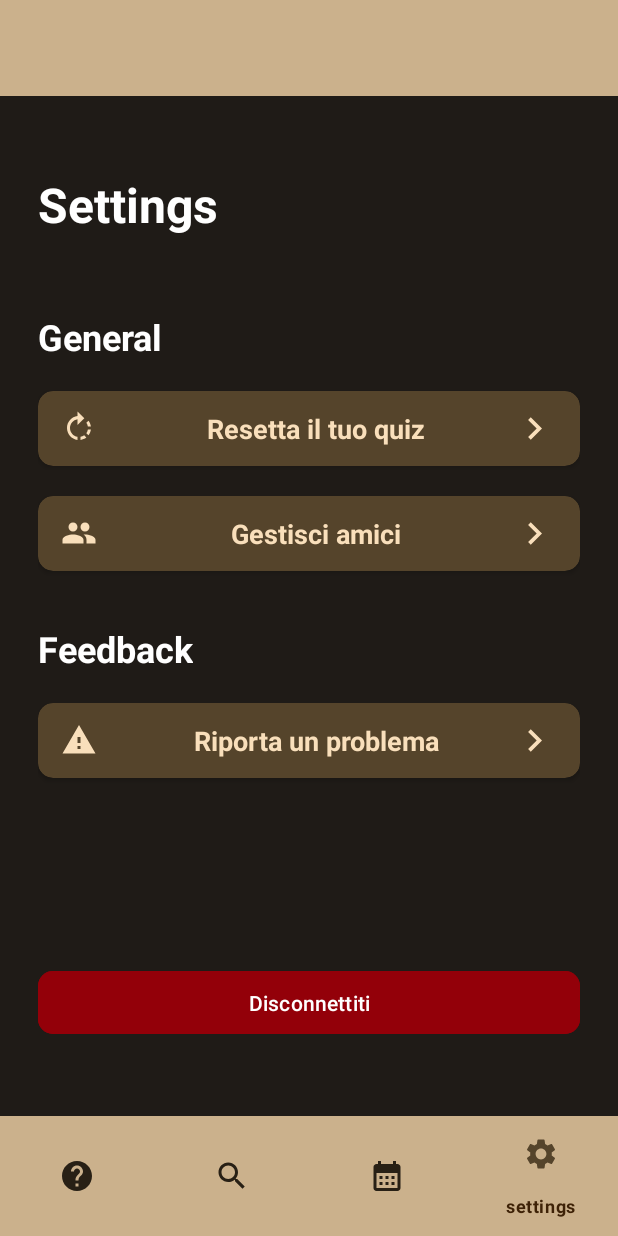
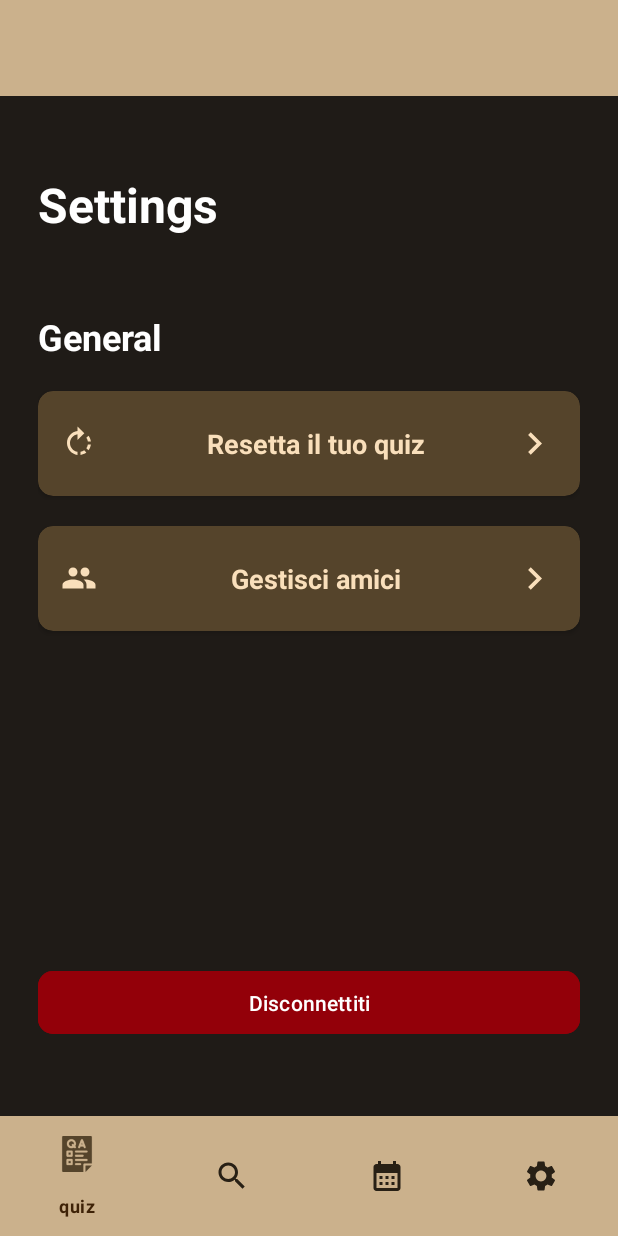
Before and after one commit to Riccumeni/PaveseHunt, an Android app: the SettingsFragment screen opened through its navigation route, on a phone screen of 412 x 824 dp. Run offline under Robolectric (Android 15) with nearby library versions, the phone set to English and light mode, and no system bars; our stand-ins replace navigation-ui; libraries missing offline, so code that uses them is left out: io.github.jan.supabase; pictures from the network do not load; 3 statements that could not run were skipped.

Commit message:
some fixing

```diff
--- a/app/src/main/java/com/example/pavesehunt/domain/viewmodels/CollectionViewModel.kt
+++ b/app/src/main/java/com/example/pavesehunt/domain/viewmodels/CollectionViewModel.kt
@@ -48,7 +48,7 @@ class CollectionViewModel: ViewModel() {
     fun getCollectionsFiltered(text: String){
         var collections = collectionsResponse.value!!.data as List<Collection>
 
-        val pattern = ("^$text.*").toRegex()
+        val pattern = ("^$text.*").toRegex(RegexOption.IGNORE_CASE)
 
         collectionsFiltered.value = collections.filter {
             pattern.matches(it.title)
--- a/app/src/main/java/com/example/pavesehunt/domain/viewmodels/UserViewModel.kt
+++ b/app/src/main/java/com/example/pavesehunt/domain/viewmodels/UserViewModel.kt
@@ -64,12 +64,12 @@ class UserViewModel: ViewModel() {
 
         val user = userResponse.value!!.data as User
 
-        user.points = user.points + (1000/time)
-
         try {
             viewModelScope.launch {
 
                 if(isCorrect){
+                    user.points = user.points + (300/time)
+
                     client.postgrest.from("users").update (
                         {
                             User::points setTo user.points
--- a/app/src/main/java/com/example/pavesehunt/ui/home/HomeActivity.kt
+++ b/app/src/main/java/com/example/pavesehunt/ui/home/HomeActivity.kt
@@ -4,6 +4,7 @@ import androidx.appcompat.app.AppCompatActivity
 import android.os.Bundle
 import android.view.View
 import androidx.activity.viewModels
+import androidx.core.view.get
 import androidx.navigation.fragment.NavHostFragment
 import androidx.navigation.ui.NavigationUI
 import com.example.pavesehunt.R
@@ -11,6 +12,7 @@ import com.example.pavesehunt.databinding.ActivityHomeBinding
 import com.example.pavesehunt.domain.viewmodels.CollectionViewModel
 import com.example.pavesehunt.domain.viewmodels.TopBarViewModel
 import com.example.pavesehunt.ui.calendar.CalendarFragment
+import com.example.pavesehunt.ui.quiz.QuestionFragment
 import com.example.testapp.domain.viewmodels.QuizViewModel
 import com.example.pavesehunt.ui.quiz.QuizFragment
 import com.example.pavesehunt.ui.search.SearchFragment
--- a/app/src/main/java/com/example/pavesehunt/ui/quiz/QuestionFragment.kt
+++ b/app/src/main/java/com/example/pavesehunt/ui/quiz/QuestionFragment.kt
@@ -91,8 +91,6 @@ class QuestionFragment : Fragment() {
                         openPoemDialogCard.setOnClickListener {
                             showDialog(questions[user.answer_given!!].poem)
                         }
-
-
 
                         answers.forEachIndexed { index, answer ->
                             buttons[index].text = answer
--- a/app/src/main/java/com/example/pavesehunt/ui/settings/SettingsFragment.kt
+++ b/app/src/main/java/com/example/pavesehunt/ui/settings/SettingsFragment.kt
@@ -44,6 +44,11 @@ class SettingsFragment : Fragment() {
     ): View? {
         _binding = FragmentSettingsBinding.inflate(inflater, container, false)
         return binding.root
+    }
+
+    override fun onDestroyView() {
+        super.onDestroyView()
+        topBarViewModel.screenChanged.value = true
     }
 
     override fun onViewCreated(view: View, savedInstanceState: Bundle?) {
--- a/app/src/main/res/layout/fragment_question.xml
+++ b/app/src/main/res/layout/fragment_question.xml
@@ -55,6 +55,7 @@
                     android:text="?"
                     android:fontFamily="@font/poppins"
                     android:textFontWeight="700"
+                    android:textColor="@color/secondaryContainer"
                     android:layout_gravity="center"
                     android:textAlignment="center"
                     android:layout_width="match_parent"
@@ -73,8 +74,8 @@
             app:indicatorColor="@color/onSecondaryContainer"
             app:trackCornerRadius="15dp"
 
-            android:max="1000"
-            android:progress="100"
+            android:max="300"
+            android:progress="1"
 
             android:layout_marginTop="20dp"
             />
--- a/app/src/main/res/layout/fragment_settings.xml
+++ b/app/src/main/res/layout/fragment_settings.xml
@@ -40,7 +40,7 @@
         app:cardCornerRadius="10dp"
         android:layout_marginBottom="20dp"
         android:layout_width="match_parent"
-        android:layout_height="50dp">
+        android:layout_height="70dp">
         <LinearLayout
             android:orientation="horizontal"
             android:layout_width="match_parent"
@@ -130,7 +130,7 @@
         android:backgroundTint="@color/secondaryContainer"
         app:cardCornerRadius="10dp"
         android:layout_width="match_parent"
-        android:layout_height="50dp">
+        android:layout_height="70dp">
         <LinearLayout
             android:orientation="horizontal"
             android:layout_width="match_parent"
@@ -168,6 +168,7 @@
     <!-- FeedBack -->
     <TextView
         android:id="@+id/feedbackText"
+        android:visibility="gone"
         android:layout_width="wrap_content"
         android:layout_height="wrap_content"
         android:layout_marginTop="35dp"
@@ -180,6 +181,7 @@
     <!-- Schermata Problema -->
 
     <androidx.cardview.widget.CardView
+        android:visibility="gone"
         android:backgroundTint="@color/secondaryContainer"
         app:cardCornerRadius="10dp"
         android:layout_width="match_parent"
--- a/app/src/main/res/layout/view_collection.xml
+++ b/app/src/main/res/layout/view_collection.xml
@@ -18,9 +18,9 @@
             android:layout_width="50dp"
             android:layout_height="50dp"
             android:scaleType="centerCrop"
+            android:layout_gravity="center"
 
             android:layout_marginEnd="20dp"
-
             />
 
         <LinearLayout
--- a/app/src/main/res/menu/bottom_nav_menu.xml
+++ b/app/src/main/res/menu/bottom_nav_menu.xml
@@ -2,7 +2,8 @@
 <menu xmlns:android="http://schemas.android.com/apk/res/android">
     <item android:id="@+id/quizFragment"
         android:title="quiz"
-        android:icon="@drawable/baseline_quiz_24" />
+        android:icon="@drawable/quiz_icon" />
+
     <item android:id="@+id/searchFragment"
         android:title="search"
         android:icon="@drawable/baseline_search_24" />
--- a/app/src/main/res/navigation/nav_graph.xml
+++ b/app/src/main/res/navigation/nav_graph.xml
@@ -5,8 +5,13 @@
     android:id="@+id/nav_graph"
     app:startDestination="@id/quizFragment">
 
+    <navigation
+        android:id="@+id/quizFragment"
+        app:startDestination="@id/quizFragmentScreen"
+        >
+
         <fragment
-        android:id="@+id/quizFragment"
+            android:id="@+id/quizFragmentScreen"
             android:name="com.example.pavesehunt.ui.quiz.QuizFragment"
             android:label="fragment_quiz"
             tools:layout="@layout/fragment_quiz" >
@@ -16,27 +21,38 @@
                 app:enterAnim="@anim/slide_in_right"
                 app:exitAnim="@anim/fade_out"
                 app:popEnterAnim="@anim/fade_in"
-            app:popExitAnim="@anim/slide_out_right" />
+                app:popExitAnim="@anim/slide_out_right"
+                app:popUpTo="@id/quizFragmentScreen" />
             <action
                 android:id="@+id/action_quizFragment_to_questionFragment"
                 app:destination="@id/questionFragment"
                 app:enterAnim="@anim/slide_in_right"
                 app:exitAnim="@anim/fade_out"
                 app:popEnterAnim="@anim/fade_in"
-            app:popExitAnim="@anim/slide_out_right" />
+                app:popExitAnim="@anim/slide_out_right"
+                app:popUpTo="@id/quizFragmentScreen" />
         </fragment>
+
         <fragment
             android:id="@+id/rankFragment"
             android:name="com.example.pavesehunt.ui.quiz.RankFragment"
             android:label="fragment_rank"
             tools:layout="@layout/fragment_rank" />
+
         <fragment
             android:id="@+id/questionFragment"
             android:name="com.example.pavesehunt.ui.quiz.QuestionFragment"
             android:label="fragment_question"
             tools:layout="@layout/fragment_question" />
+
+    </navigation>
+
+    <navigation
+        android:id="@id/searchFragment"
+        app:startDestination="@id/searchFragmentScreen"
+        >
         <fragment
-        android:id="@+id/searchFragment"
+            android:id="@+id/searchFragmentScreen"
             android:name="com.example.pavesehunt.ui.search.SearchFragment"
             android:label="fragment_search"
             tools:layout="@layout/fragment_search" >
@@ -46,15 +62,24 @@
                 app:enterAnim="@anim/slide_in_right"
                 app:exitAnim="@anim/fade_out"
                 app:popEnterAnim="@anim/fade_in"
-            app:popExitAnim="@anim/slide_out_right" />
+                app:popExitAnim="@anim/slide_out_right"
+                app:popUpTo="@id/searchFragmentScreen" />
         </fragment>
         <fragment
             android:id="@+id/detailFragment2"
             android:name="com.example.pavesehunt.ui.search.DetailFragment"
             android:label="fragment_detail"
             tools:layout="@layout/fragment_detail" />
+    </navigation>
+
+
+
+    <navigation
+        android:id="@+id/settingsFragment"
+        app:startDestination="@id/settingsFragmentScreen"
+        >
         <fragment
-        android:id="@+id/settingsFragment"
+            android:id="@+id/settingsFragmentScreen"
             android:name="com.example.pavesehunt.ui.settings.SettingsFragment"
             android:label="fragment_settings"
             tools:layout="@layout/fragment_settings" >
@@ -64,13 +89,17 @@
                 app:enterAnim="@anim/slide_in_right"
                 app:exitAnim="@anim/fade_out"
                 app:popEnterAnim="@anim/fade_in"
-            app:popExitAnim="@anim/slide_out_right" />
+                app:popExitAnim="@anim/slide_out_right"
+                app:popUpTo="@id/settingsFragmentScreen" />
         </fragment>
         <fragment
             android:id="@+id/addFriendFragment"
             android:name="com.example.pavesehunt.ui.settings.AddFriendFragment"
             android:label="fragment_add_friend"
             tools:layout="@layout/fragment_add_friend" />
+    </navigation>
+
+
     <fragment
         android:id="@+id/calendarFragment"
         android:name="com.example.pavesehunt.ui.calendar.CalendarFragment"
--- a/app/src/main/res/values/themes.xml
+++ b/app/src/main/res/values/themes.xml
@@ -11,4 +11,6 @@
         <item name="colorPrimaryVariant">@color/primaryContainer</item>
 
     </style>
+
+
 </resources>
```
Also changed, not shown: app/src/main/res/layout/activity_login.xml (+8 -17 lines), app/src/main/res/layout/activity_sign_up.xml (+14 -25 lines), app/src/main/res/layout/fragment_search.xml (+5 -7 lines), app/src/main/res/values/styles.xml (+10 -0 lines), app/src/main/res/drawable/quiz_icon.png (added). Lines whose indentation alone changed are shown as unchanged.
